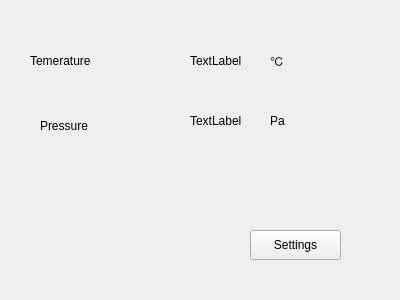
Qt form src/form.ui (bogdau/tst_weather) before a commit.
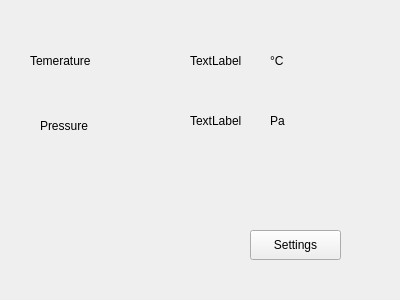
The same form after that commit.

Patch:
```diff
--- a/src/form.ui
+++ b/src/form.ui
@@ -88,7 +88,7 @@
     </rect>
    </property>
    <property name="text">
-    <string>℃</string>
+    <string>°C</string>
    </property>
   </widget>
   <widget class="QLabel" name="current_pressure_unit">
```
